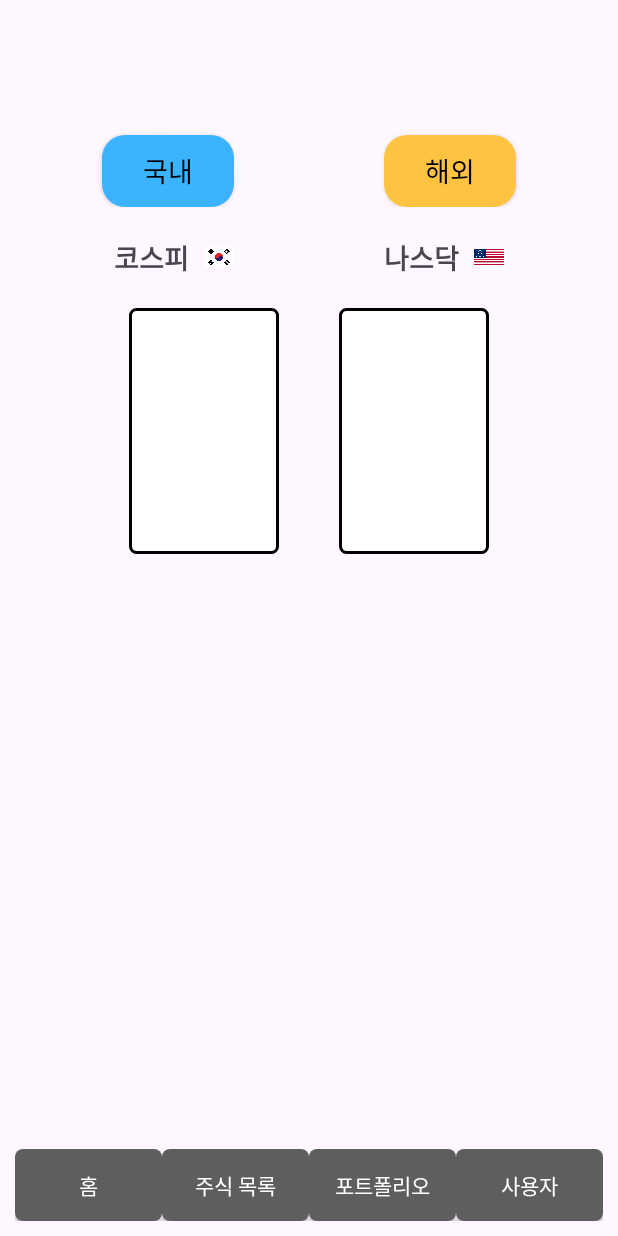
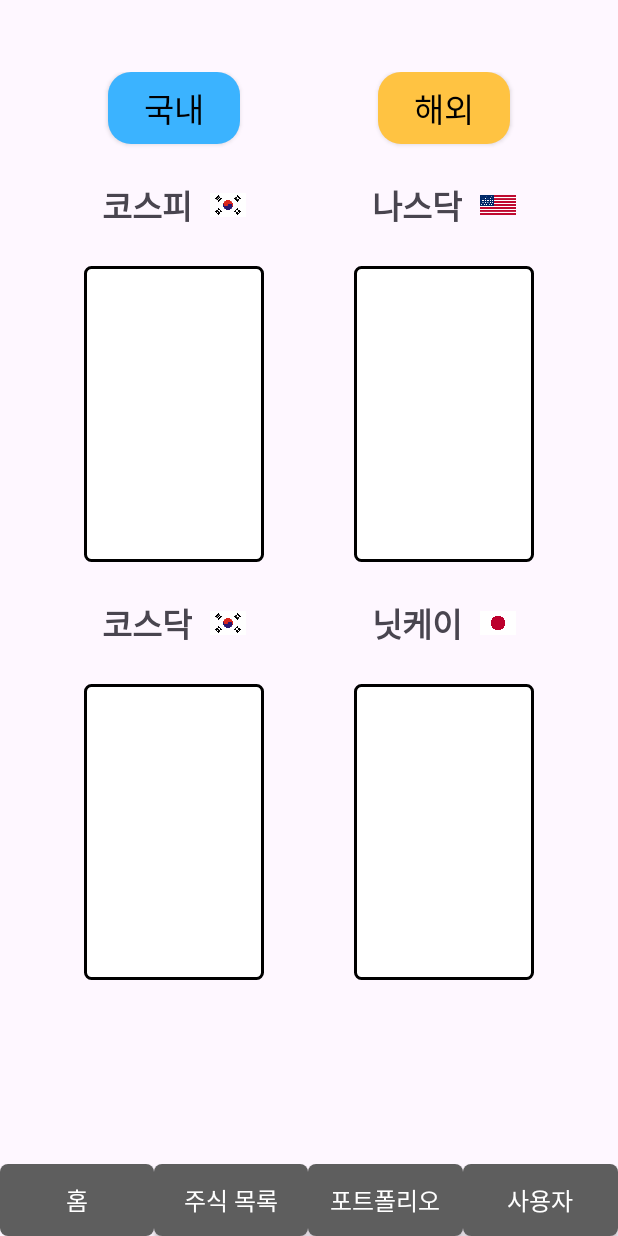
Before and after one commit to panut20/anotn, an Android app: the screen it shows after launch (MainActivity), on a phone screen of 412 x 824 dp. Run offline under Robolectric (Android 15) with nearby library versions, the phone set to English and light mode, and no system bars; Roboto replaces fonts that are not available here.

Commit message:
메인화면 완성

```diff
--- a/app/src/main/res/drawable/ic_launcher_background.xml
+++ b/app/src/main/res/drawable/ic_launcher_background.xml
@@ -1,4 +1,4 @@
 <?xml version="1.0" encoding="utf-8"?>
 <layer-list xmlns:android="http://schemas.android.com/apk/res/android">
-    <item android:drawable="@android:color/white"/>
+    <item android:drawable="@color/custom"/>
 </layer-list>
--- a/app/src/main/res/layout/activity_main.xml
+++ b/app/src/main/res/layout/activity_main.xml
@@ -6,133 +6,168 @@
     android:layout_height="match_parent"
     tools:context=".MainActivity">
 
-    <!-- 국내 및 해외 버튼 -->
     <LinearLayout
-        android:id="@+id/top_buttons_layout"
+        android:layout_width="match_parent"
+        android:layout_height="wrap_content"
+        android:orientation="horizontal"
+        android:gravity="center_horizontal"
+        android:layout_marginTop="48dp">
+
+        <!-- 국내 버튼과 관련 정보 -->
+        <LinearLayout
             android:layout_width="wrap_content"
             android:layout_height="wrap_content"
-        android:layout_marginTop="40dp"
-        android:layout_centerHorizontal="true"
-        android:orientation="horizontal">
+            android:orientation="vertical"
+            android:gravity="center_horizontal"
+            android:layout_marginEnd="30dp">
 
             <androidx.appcompat.widget.AppCompatButton
                 android:id="@+id/domestic_button"
                 style="@style/CustomButtonStyle"
                 android:layout_width="wrap_content"
                 android:layout_height="wrap_content"
-            android:layout_marginStart="50dp"
-            android:layout_marginEnd="50dp"
                 android:background="@drawable/button_background2"
                 android:clickable="false"
                 android:focusable="false"
                 android:fontFamily="@font/maruburi_bold"
-            android:paddingStart="20dp"
-            android:paddingEnd="20dp"
-            android:layout_marginTop="50dp"
+                android:paddingStart="24dp"
+                android:paddingEnd="24dp"
                 android:text="국내"
                 android:textColor="#000000"
-            android:textSize="18sp" />
+                android:textSize="22sp" />
+
+            <LinearLayout
+                android:layout_width="wrap_content"
+                android:layout_height="wrap_content"
+                android:orientation="horizontal"
+                android:gravity="center"
+                android:layout_marginTop="24dp">
+
+                <TextView
+                    android:layout_width="wrap_content"
+                    android:layout_height="wrap_content"
+                    android:text="코스피"
+                    android:textSize="22sp"
+                    android:textStyle="bold" />
+
+                <ImageView
+                    android:layout_width="24dp"
+                    android:layout_height="24dp"
+                    android:layout_marginStart="12dp"
+                    android:src="@drawable/kor" />
+            </LinearLayout>
+
+            <View
+                android:layout_width="120dp"
+                android:layout_height="197dp"
+                android:layout_marginTop="24dp"
+                android:background="@drawable/border" />
+
+            <LinearLayout
+                android:layout_width="wrap_content"
+                android:layout_height="wrap_content"
+                android:orientation="horizontal"
+                android:gravity="center"
+                android:layout_marginTop="24dp">
+
+                <TextView
+                    android:layout_width="wrap_content"
+                    android:layout_height="wrap_content"
+                    android:text="코스닥"
+                    android:textSize="22sp"
+                    android:textStyle="bold" />
+
+                <ImageView
+                    android:layout_width="24dp"
+                    android:layout_height="24dp"
+                    android:layout_marginStart="12dp"
+                    android:src="@drawable/kor" />
+            </LinearLayout>
+
+            <View
+                android:layout_width="120dp"
+                android:layout_height="197dp"
+                android:layout_marginTop="24dp"
+                android:background="@drawable/border" />
+        </LinearLayout>
+
+        <!-- 해외 버튼과 관련 정보 -->
+        <LinearLayout
+            android:layout_width="wrap_content"
+            android:layout_height="wrap_content"
+            android:orientation="vertical"
+            android:gravity="center_horizontal"
+            android:layout_marginStart="30dp">
 
             <androidx.appcompat.widget.AppCompatButton
                 android:id="@+id/international_button"
                 style="@style/CustomButtonStyle"
                 android:layout_width="wrap_content"
                 android:layout_height="wrap_content"
-            android:layout_marginStart="50dp"
-            android:layout_marginEnd="50dp"
                 android:background="@drawable/button_background3"
                 android:clickable="false"
                 android:focusable="false"
                 android:fontFamily="@font/maruburi_bold"
-            android:paddingStart="20dp"
-            android:paddingEnd="20dp"
-            android:layout_marginTop="50dp"
+                android:paddingStart="24dp"
+                android:paddingEnd="24dp"
                 android:text="해외"
                 android:textColor="#000000"
-            android:textSize="18sp" />
-    </LinearLayout>
+                android:textSize="22sp" />
 
-    <!-- 코스피+태극기와 나스닥+성조기를 가로로 배치 -->
-    <LinearLayout
-        android:id="@+id/stock_info_layout"
-        android:layout_width="wrap_content"
-        android:layout_height="wrap_content"
-        android:orientation="horizontal"
-        android:gravity="center"
-        android:layout_below="@id/top_buttons_layout"
-        android:layout_marginTop="20dp"
-        android:layout_centerHorizontal="true">
-
-        <!-- 코스피와 태극기 -->
             <LinearLayout
                 android:layout_width="wrap_content"
                 android:layout_height="wrap_content"
                 android:orientation="horizontal"
                 android:gravity="center"
-            android:layout_marginEnd="50dp">
+                android:layout_marginTop="24dp">
 
                 <TextView
                     android:layout_width="wrap_content"
                     android:layout_height="wrap_content"
-                android:text="코스피"
-                android:textSize="18sp"
+                    android:text="나스닥"
+                    android:textSize="22sp"
                     android:textStyle="bold" />
 
                 <ImageView
-                android:layout_width="20dp"
-                android:layout_height="20dp"
-                android:layout_marginStart="10dp"
-                android:src="@drawable/kor" />
+                    android:layout_width="24dp"
+                    android:layout_height="24dp"
+                    android:layout_marginStart="12dp"
+                    android:src="@drawable/usa" />
             </LinearLayout>
 
-        <!-- 나스닥과 성조기 -->
+            <View
+                android:layout_width="120dp"
+                android:layout_height="197dp"
+                android:layout_marginTop="24dp"
+                android:background="@drawable/border" />
+
             <LinearLayout
                 android:layout_width="wrap_content"
                 android:layout_height="wrap_content"
                 android:orientation="horizontal"
                 android:gravity="center"
-            android:layout_marginStart="50dp">
+                android:layout_marginTop="24dp">
 
                 <TextView
                     android:layout_width="wrap_content"
                     android:layout_height="wrap_content"
-                android:text="나스닥"
-                android:textSize="18sp"
+                    android:text="닛케이"
+                    android:textSize="22sp"
                     android:textStyle="bold" />
 
                 <ImageView
-                android:layout_width="20dp"
-                android:layout_height="20dp"
-                android:layout_marginStart="10dp"
-                android:src="@drawable/usa" />
-        </LinearLayout>
+                    android:layout_width="24dp"
+                    android:layout_height="24dp"
+                    android:layout_marginStart="12dp"
+                    android:src="@drawable/jpn" />
             </LinearLayout>
 
-    <!-- 흰색 사각형 2개를 가로로 배치 -->
-    <LinearLayout
-        android:id="@+id/white_boxes_layout"
-        android:layout_width="wrap_content"
-        android:layout_height="wrap_content"
-        android:orientation="horizontal"
-        android:gravity="center"
-        android:layout_below="@id/stock_info_layout"
-        android:layout_marginTop="20dp"
-        android:layout_centerHorizontal="true">
-
-        <!-- 첫 번째 흰색 사각형 -->
-
-        <!-- 두 번째 흰색 사각형 -->
             <View
-            android:layout_width="100dp"
-            android:layout_height="164dp"
-            android:layout_marginEnd="20dp"
+                android:layout_width="120dp"
+                android:layout_height="197dp"
+                android:layout_marginTop="24dp"
                 android:background="@drawable/border" />
-
-        <View
-            android:layout_width="100dp"
-            android:layout_height="164dp"
-            android:layout_marginStart="20dp"
-            android:background="@drawable/border" />
+        </LinearLayout>
     </LinearLayout>
 
     <!-- 하단 버튼들 -->
@@ -142,7 +177,8 @@
         android:orientation="horizontal"
         android:weightSum="4"
         android:layout_alignParentBottom="true"
-        android:padding="10dp">
+        android:padding="0dp"
+        android:layout_margin="0dp">
 
         <androidx.appcompat.widget.AppCompatButton
             android:id="@+id/button1"
@@ -152,6 +188,7 @@
             android:text="홈"
             android:fontFamily="@font/maruburi_bold"
             android:background="@drawable/button_background"
+            android:textSize="16sp"
             style="@style/CustomButtonStyle"/>
 
         <androidx.appcompat.widget.AppCompatButton
@@ -162,6 +199,7 @@
             android:text="주식 목록"
             android:fontFamily="@font/maruburi_bold"
             android:background="@drawable/button_background"
+            android:textSize="16sp"
             style="@style/CustomButtonStyle"/>
 
         <androidx.appcompat.widget.AppCompatButton
@@ -172,6 +210,7 @@
             android:text="포트폴리오"
             android:fontFamily="@font/maruburi_bold"
             android:background="@drawable/button_background"
+            android:textSize="16sp"
             style="@style/CustomButtonStyle"/>
 
         <androidx.appcompat.widget.AppCompatButton
@@ -182,6 +221,7 @@
             android:text="사용자"
             android:fontFamily="@font/maruburi_bold"
             android:background="@drawable/button_background"
+            android:textSize="16sp"
             style="@style/CustomButtonStyle"/>
     </LinearLayout>
 
--- a/app/src/main/res/values/colors.xml
+++ b/app/src/main/res/values/colors.xml
@@ -2,4 +2,5 @@
 <resources>
     <color name="black">#FF000000</color>
     <color name="white">#FFFFFFFF</color>
+    <color name="custom">#FFC600</color>
 </resources>
```
Lines whose indentation alone changed are shown as unchanged.
